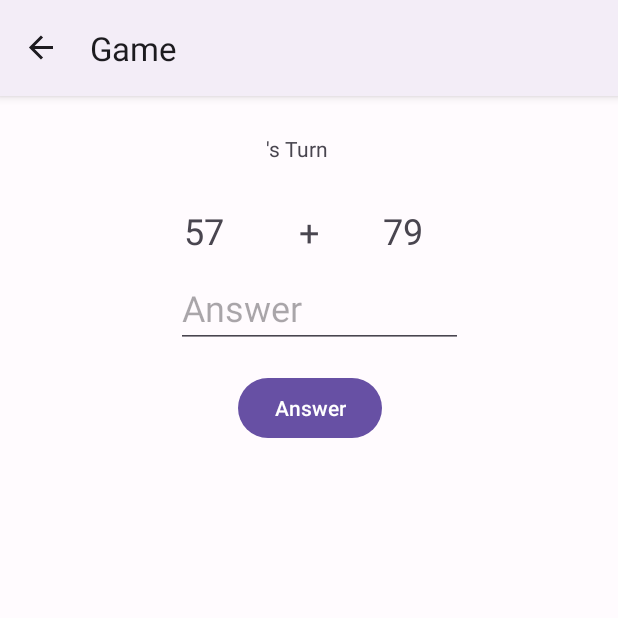
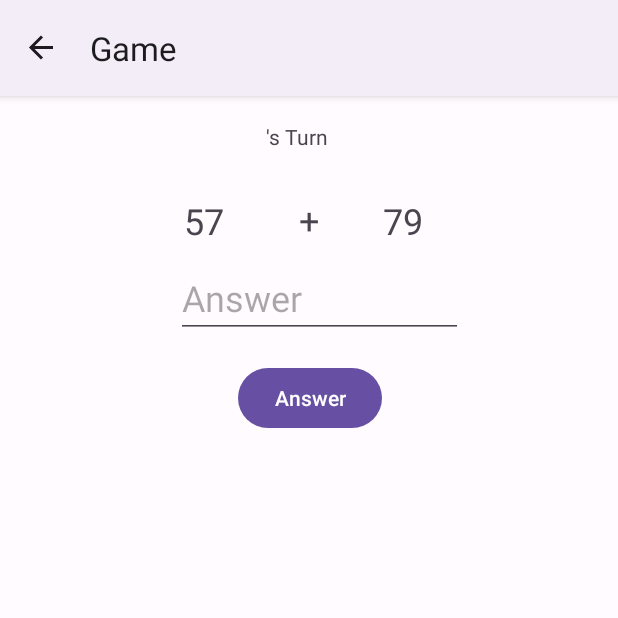
Before and after one commit to GhulamFadli/160420110_anmp_week2, an Android app: the screen it shows after launch (MainActivity), after a tap on "Start", on a phone screen of 412 x 824 dp, the top half of it. Run offline under Robolectric (Android 15) with nearby library versions, the phone set to English and light mode, and no system bars; our stand-ins replace navigation-ui.

Commit message:
Result done

```diff
--- a/app/src/main/res/layout/fragment_game.xml
+++ b/app/src/main/res/layout/fragment_game.xml
@@ -13,7 +13,7 @@
         android:layout_width="wrap_content"
         android:layout_height="wrap_content"
         android:layout_marginStart="128dp"
-        android:layout_marginTop="72dp"
+        android:layout_marginTop="65dp"
         android:layout_marginEnd="51dp"
         android:text="0"
         android:textSize="24sp"
@@ -66,7 +66,7 @@
         android:layout_width="wrap_content"
         android:layout_height="wrap_content"
         android:layout_marginStart="44dp"
-        android:layout_marginTop="72dp"
+        android:layout_marginTop="65dp"
         android:layout_marginEnd="136dp"
         android:text="0"
         android:textSize="24sp"
@@ -79,7 +79,7 @@
         android:layout_width="wrap_content"
         android:layout_height="wrap_content"
         android:layout_marginStart="176dp"
-        android:layout_marginTop="24dp"
+        android:layout_marginTop="16dp"
         android:layout_marginEnd="177dp"
         android:text="TextView"
         app:layout_constraintEnd_toEndOf="parent"
```
